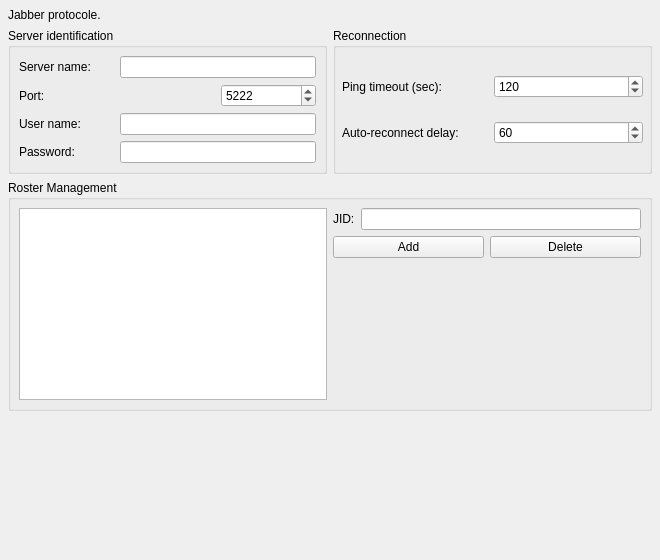
First picture: the form in jabber/rzxjabberpropui.ui, repository Fruneau/qRezix, before the edit.
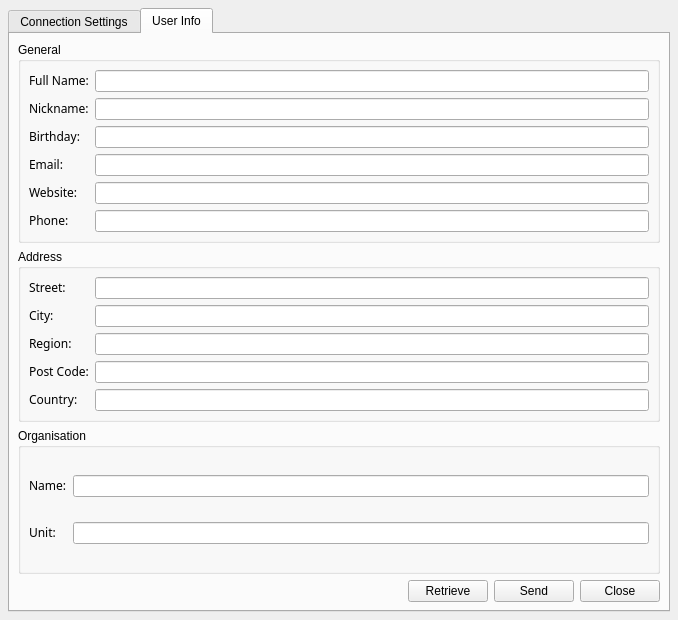
Second picture: the form after the edit. The open tabs and pages were chosen to show the change.

Commit message: Réorganisation de la gestion des propriétés.

```diff
--- a/jabber/rzxjabberpropui.ui
+++ b/jabber/rzxjabberpropui.ui
@@ -8,8 +8,8 @@
    <rect>
     <x>0</x>
     <y>0</y>
-    <width>660</width>
-    <height>560</height>
+    <width>564</width>
+    <height>620</height>
    </rect>
   </property>
   <property name="windowTitle" >
@@ -22,6 +22,19 @@
    <property name="spacing" >
     <number>6</number>
    </property>
+   <item row="0" column="0" >
+    <widget class="QTabWidget" name="tabWidget" >
+     <widget class="QWidget" name="tab" >
+      <attribute name="title" >
+       <string>Connection Settings</string>
+      </attribute>
+      <layout class="QGridLayout" >
+       <property name="margin" >
+        <number>8</number>
+       </property>
+       <property name="spacing" >
+        <number>6</number>
+       </property>
    <item row="3" column="0" colspan="2" >
     <spacer>
      <property name="orientation" >
@@ -30,7 +43,7 @@
      <property name="sizeHint" >
       <size>
        <width>642</width>
-       <height>121</height>
+           <height>81</height>
       </size>
      </property>
     </spacer>
@@ -120,16 +133,6 @@
      </widget>
     </widget>
    </item>
-   <item row="0" column="0" >
-    <widget class="QLabel" name="lblInfo" >
-     <property name="text" >
-      <string>Jabber protocole.</string>
-     </property>
-     <property name="wordWrap" >
-      <bool>true</bool>
-     </property>
-    </widget>
-   </item>
    <item row="1" column="1" >
     <widget class="QGroupBox" name="grpReconnect" >
      <property name="sizePolicy" >
@@ -365,6 +368,252 @@
        </widget>
       </item>
      </layout>
+        </widget>
+       </item>
+       <item row="0" column="0" >
+        <widget class="QLabel" name="lblInfo" >
+         <property name="text" >
+          <string>Jabber protocole.</string>
+         </property>
+         <property name="wordWrap" >
+          <bool>true</bool>
+         </property>
+        </widget>
+       </item>
+      </layout>
+     </widget>
+     <widget class="QWidget" name="tab" >
+      <attribute name="title" >
+       <string>User Info</string>
+      </attribute>
+      <layout class="QGridLayout" >
+       <property name="margin" >
+        <number>8</number>
+       </property>
+       <property name="spacing" >
+        <number>6</number>
+       </property>
+       <item row="3" column="0" >
+        <layout class="QGridLayout" >
+         <property name="margin" >
+          <number>0</number>
+         </property>
+         <property name="spacing" >
+          <number>6</number>
+         </property>
+         <item row="0" column="1" >
+          <widget class="QPushButton" name="getButton" >
+           <property name="text" >
+            <string>Retrieve</string>
+           </property>
+          </widget>
+         </item>
+         <item row="0" column="3" >
+          <widget class="QPushButton" name="closeButton" >
+           <property name="text" >
+            <string>Close</string>
+           </property>
+          </widget>
+         </item>
+         <item row="0" column="0" >
+          <spacer>
+           <property name="orientation" >
+            <enum>Qt::Horizontal</enum>
+           </property>
+           <property name="sizeHint" >
+            <size>
+             <width>40</width>
+             <height>20</height>
+            </size>
+           </property>
+          </spacer>
+         </item>
+         <item row="0" column="2" >
+          <widget class="QPushButton" name="setButton" >
+           <property name="text" >
+            <string>Send</string>
+           </property>
+          </widget>
+         </item>
+        </layout>
+       </item>
+       <item row="2" column="0" >
+        <widget class="QGroupBox" name="groupBox_3_2" >
+         <property name="title" >
+          <string>Organisation</string>
+         </property>
+         <layout class="QGridLayout" >
+          <property name="margin" >
+           <number>8</number>
+          </property>
+          <property name="spacing" >
+           <number>6</number>
+          </property>
+          <item row="1" column="0" >
+           <widget class="QLabel" name="label_5" >
+            <property name="text" >
+             <string>&lt;html>&lt;head>&lt;meta name=&quot;qrichtext&quot; content=&quot;1&quot; />&lt;/head>&lt;body style=&quot; white-space: pre-wrap; font-family:Sans Serif; font-weight:400; font-style:normal; text-decoration:none;&quot;>&lt;p style=&quot; margin-top:0px; margin-bottom:0px; margin-left:0px; margin-right:0px; -qt-block-indent:0; text-indent:0px;&quot;>Unit:&lt;/p>&lt;/body>&lt;/html></string>
+            </property>
+           </widget>
+          </item>
+          <item row="0" column="0" >
+           <widget class="QLabel" name="label_4" >
+            <property name="text" >
+             <string>&lt;html>&lt;head>&lt;meta name=&quot;qrichtext&quot; content=&quot;1&quot; />&lt;/head>&lt;body style=&quot; white-space: pre-wrap; font-family:Sans Serif; font-weight:400; font-style:normal; text-decoration:none;&quot;>&lt;p style=&quot; margin-top:0px; margin-bottom:0px; margin-left:0px; margin-right:0px; -qt-block-indent:0; text-indent:0px;&quot;>Name:&lt;/p>&lt;/body>&lt;/html></string>
+            </property>
+           </widget>
+          </item>
+          <item row="1" column="1" >
+           <widget class="QLineEdit" name="propOrgUnit" />
+          </item>
+          <item row="0" column="1" >
+           <widget class="QLineEdit" name="propOrgName" />
+          </item>
+         </layout>
+        </widget>
+       </item>
+       <item row="0" column="0" >
+        <widget class="QGroupBox" name="groupBox_2" >
+         <property name="title" >
+          <string>General</string>
+         </property>
+         <layout class="QGridLayout" >
+          <property name="margin" >
+           <number>8</number>
+          </property>
+          <property name="spacing" >
+           <number>6</number>
+          </property>
+          <item row="2" column="1" >
+           <widget class="QLineEdit" name="propBirthday" />
+          </item>
+          <item row="5" column="0" >
+           <widget class="QLabel" name="label_2_2_2_2" >
+            <property name="text" >
+             <string>&lt;html>&lt;head>&lt;meta name=&quot;qrichtext&quot; content=&quot;1&quot; />&lt;/head>&lt;body style=&quot; white-space: pre-wrap; font-family:Sans Serif; font-weight:400; font-style:normal; text-decoration:none;&quot;>&lt;p style=&quot; margin-top:0px; margin-bottom:0px; margin-left:0px; margin-right:0px; -qt-block-indent:0; text-indent:0px;&quot;>Phone:&lt;/p>&lt;/body>&lt;/html></string>
+            </property>
+           </widget>
+          </item>
+          <item row="4" column="0" >
+           <widget class="QLabel" name="label_2_2_2_2_2" >
+            <property name="text" >
+             <string>&lt;html>&lt;head>&lt;meta name=&quot;qrichtext&quot; content=&quot;1&quot; />&lt;/head>&lt;body style=&quot; white-space: pre-wrap; font-family:Sans Serif; font-weight:400; font-style:normal; text-decoration:none;&quot;>&lt;p style=&quot; margin-top:0px; margin-bottom:0px; margin-left:0px; margin-right:0px; -qt-block-indent:0; text-indent:0px;&quot;>Website:&lt;/p>&lt;/body>&lt;/html></string>
+            </property>
+           </widget>
+          </item>
+          <item row="4" column="1" >
+           <widget class="QLineEdit" name="propWebsite" />
+          </item>
+          <item row="0" column="0" >
+           <widget class="QLabel" name="label_2" >
+            <property name="text" >
+             <string>&lt;html>&lt;head>&lt;meta name=&quot;qrichtext&quot; content=&quot;1&quot; />&lt;/head>&lt;body style=&quot; white-space: pre-wrap; font-family:Sans Serif; font-weight:400; font-style:normal; text-decoration:none;&quot;>&lt;p style=&quot; margin-top:0px; margin-bottom:0px; margin-left:0px; margin-right:0px; -qt-block-indent:0; text-indent:0px;&quot;>Full Name:&lt;/p>&lt;/body>&lt;/html></string>
+            </property>
+           </widget>
+          </item>
+          <item row="3" column="1" >
+           <widget class="QLineEdit" name="propEmail" />
+          </item>
+          <item row="0" column="1" >
+           <widget class="QLineEdit" name="propName" />
+          </item>
+          <item row="1" column="1" >
+           <widget class="QLineEdit" name="propNick" />
+          </item>
+          <item row="5" column="1" >
+           <widget class="QLineEdit" name="propPhone" />
+          </item>
+          <item row="1" column="0" >
+           <widget class="QLabel" name="label_2_2" >
+            <property name="text" >
+             <string>&lt;html>&lt;head>&lt;meta name=&quot;qrichtext&quot; content=&quot;1&quot; />&lt;/head>&lt;body style=&quot; white-space: pre-wrap; font-family:Sans Serif; font-weight:400; font-style:normal; text-decoration:none;&quot;>&lt;p style=&quot; margin-top:0px; margin-bottom:0px; margin-left:0px; margin-right:0px; -qt-block-indent:0; text-indent:0px;&quot;>Nickname:&lt;/p>&lt;/body>&lt;/html></string>
+            </property>
+           </widget>
+          </item>
+          <item row="2" column="0" >
+           <widget class="QLabel" name="label_2_2_2_2_2_2" >
+            <property name="text" >
+             <string>&lt;html>&lt;head>&lt;meta name=&quot;qrichtext&quot; content=&quot;1&quot; />&lt;/head>&lt;body style=&quot; white-space: pre-wrap; font-family:Sans Serif; font-weight:400; font-style:normal; text-decoration:none;&quot;>&lt;p style=&quot; margin-top:0px; margin-bottom:0px; margin-left:0px; margin-right:0px; -qt-block-indent:0; text-indent:0px;&quot;>Birthday:&lt;/p>&lt;/body>&lt;/html></string>
+            </property>
+           </widget>
+          </item>
+          <item row="3" column="0" >
+           <widget class="QLabel" name="label_2_2_2" >
+            <property name="text" >
+             <string>&lt;html>&lt;head>&lt;meta name=&quot;qrichtext&quot; content=&quot;1&quot; />&lt;/head>&lt;body style=&quot; white-space: pre-wrap; font-family:Sans Serif; font-weight:400; font-style:normal; text-decoration:none;&quot;>&lt;p style=&quot; margin-top:0px; margin-bottom:0px; margin-left:0px; margin-right:0px; -qt-block-indent:0; text-indent:0px;&quot;>Email:&lt;/p>&lt;/body>&lt;/html></string>
+            </property>
+           </widget>
+          </item>
+         </layout>
+        </widget>
+       </item>
+       <item row="1" column="0" >
+        <widget class="QGroupBox" name="groupBox_3" >
+         <property name="title" >
+          <string>Address</string>
+         </property>
+         <layout class="QGridLayout" >
+          <property name="margin" >
+           <number>8</number>
+          </property>
+          <property name="spacing" >
+           <number>6</number>
+          </property>
+          <item row="4" column="1" >
+           <widget class="QLineEdit" name="propCountry" />
+          </item>
+          <item row="4" column="0" >
+           <widget class="QLabel" name="label_3_2_2_2_2" >
+            <property name="text" >
+             <string>&lt;html>&lt;head>&lt;meta name=&quot;qrichtext&quot; content=&quot;1&quot; />&lt;/head>&lt;body style=&quot; white-space: pre-wrap; font-family:Sans Serif; font-weight:400; font-style:normal; text-decoration:none;&quot;>&lt;p style=&quot; margin-top:0px; margin-bottom:0px; margin-left:0px; margin-right:0px; -qt-block-indent:0; text-indent:0px;&quot;>Country:&lt;/p>&lt;/body>&lt;/html></string>
+            </property>
+           </widget>
+          </item>
+          <item row="3" column="0" >
+           <widget class="QLabel" name="label_3_2_2_2" >
+            <property name="text" >
+             <string>&lt;html>&lt;head>&lt;meta name=&quot;qrichtext&quot; content=&quot;1&quot; />&lt;/head>&lt;body style=&quot; white-space: pre-wrap; font-family:Sans Serif; font-weight:400; font-style:normal; text-decoration:none;&quot;>&lt;p style=&quot; margin-top:0px; margin-bottom:0px; margin-left:0px; margin-right:0px; -qt-block-indent:0; text-indent:0px;&quot;>Post Code:&lt;/p>&lt;/body>&lt;/html></string>
+            </property>
+           </widget>
+          </item>
+          <item row="3" column="1" >
+           <widget class="QLineEdit" name="propPostCode" />
+          </item>
+          <item row="2" column="1" >
+           <widget class="QLineEdit" name="propRegion" />
+          </item>
+          <item row="2" column="0" >
+           <widget class="QLabel" name="label_3_2_2" >
+            <property name="text" >
+             <string>&lt;html>&lt;head>&lt;meta name=&quot;qrichtext&quot; content=&quot;1&quot; />&lt;/head>&lt;body style=&quot; white-space: pre-wrap; font-family:Sans Serif; font-weight:400; font-style:normal; text-decoration:none;&quot;>&lt;p style=&quot; margin-top:0px; margin-bottom:0px; margin-left:0px; margin-right:0px; -qt-block-indent:0; text-indent:0px;&quot;>Region:&lt;/p>&lt;/body>&lt;/html></string>
+            </property>
+           </widget>
+          </item>
+          <item row="1" column="0" >
+           <widget class="QLabel" name="label_3_2" >
+            <property name="text" >
+             <string>&lt;html>&lt;head>&lt;meta name=&quot;qrichtext&quot; content=&quot;1&quot; />&lt;/head>&lt;body style=&quot; white-space: pre-wrap; font-family:Sans Serif; font-weight:400; font-style:normal; text-decoration:none;&quot;>&lt;p style=&quot; margin-top:0px; margin-bottom:0px; margin-left:0px; margin-right:0px; -qt-block-indent:0; text-indent:0px;&quot;>City:&lt;/p>&lt;/body>&lt;/html></string>
+            </property>
+           </widget>
+          </item>
+          <item row="1" column="1" >
+           <widget class="QLineEdit" name="propCity" />
+          </item>
+          <item row="0" column="1" >
+           <widget class="QLineEdit" name="propStreet" />
+          </item>
+          <item row="0" column="0" >
+           <widget class="QLabel" name="label_3" >
+            <property name="text" >
+             <string>&lt;html>&lt;head>&lt;meta name=&quot;qrichtext&quot; content=&quot;1&quot; />&lt;/head>&lt;body style=&quot; white-space: pre-wrap; font-family:Sans Serif; font-weight:400; font-style:normal; text-decoration:none;&quot;>&lt;p style=&quot; margin-top:0px; margin-bottom:0px; margin-left:0px; margin-right:0px; -qt-block-indent:0; text-indent:0px;&quot;>Street:&lt;/p>&lt;/body>&lt;/html></string>
+            </property>
+           </widget>
+          </item>
+         </layout>
+        </widget>
+       </item>
+      </layout>
+     </widget>
     </widget>
    </item>
   </layout>
```
Lines whose indentation alone changed are shown as unchanged. The commit also changes 4 other files.
